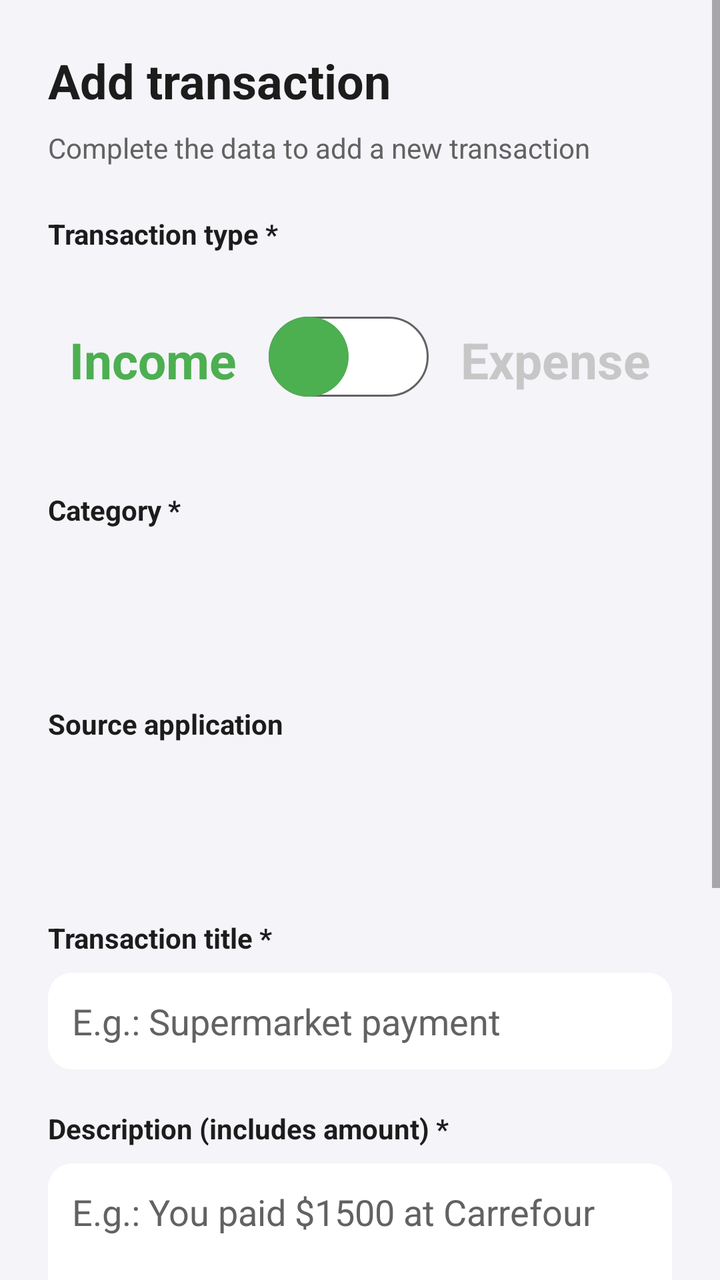
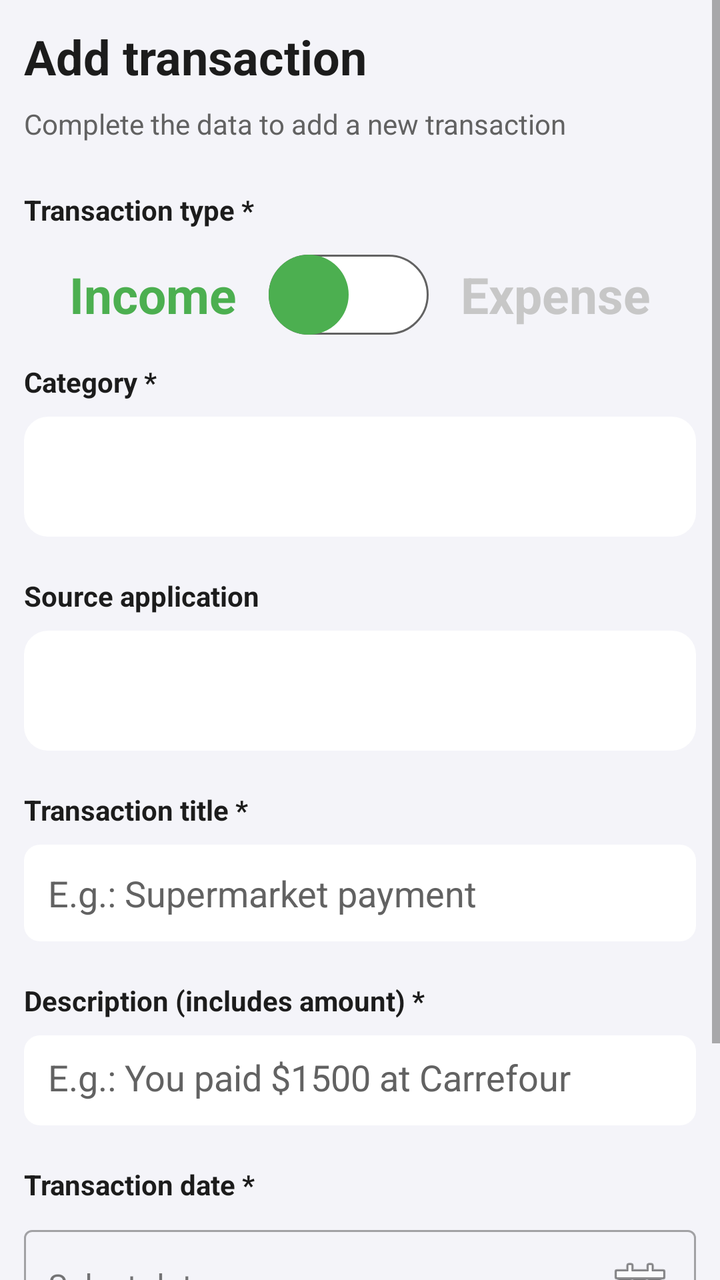

Two renders of the same Android screen: before a commit and after it. Below are the layout's source before the change and the commit's diff.
<!-- AndroidManifest.xml: application theme Theme.NotificationCapture -->
<!-- res/layout/fragment_agregar.xml -->
<ScrollView xmlns:android="http://schemas.android.com/apk/res/android"
    xmlns:app="http://schemas.android.com/apk/res-auto"
    xmlns:tools="http://schemas.android.com/tools"
    android:layout_width="match_parent"
    android:layout_height="match_parent"
    android:fillViewport="true">

    <LinearLayout
        android:layout_width="match_parent"
        android:layout_height="wrap_content"
        android:orientation="vertical"
        android:padding="24dp">

        <TextView
            android:layout_width="match_parent"
            android:layout_height="wrap_content"
            android:layout_marginBottom="8dp"
            android:text="@string/agregar_movimiento"
            android:textColor="@color/text_primary"
            android:textSize="24sp"
            android:textStyle="bold" />

        <TextView
            android:layout_width="match_parent"
            android:layout_height="wrap_content"
            android:text="@string/descripcion_agregar"
            android:textSize="14sp"
            android:textColor="@color/text_secondary"
            android:layout_marginBottom="24dp"/>

        
        <TextView
            android:layout_width="match_parent"
            android:layout_height="wrap_content"
            android:text="@string/tipo_transaccion"
            android:textSize="14sp"
            android:textStyle="bold"
            android:textColor="@color/text_primary"
            android:layout_marginBottom="8dp"/>

        <LinearLayout
            android:layout_width="match_parent"
            android:layout_height="91dp"
            android:layout_marginBottom="20dp"
            android:gravity="center"
            android:orientation="horizontal">

            <TextView
                android:id="@+id/tvIngreso"
                android:layout_width="wrap_content"
                android:layout_height="wrap_content"
                android:paddingEnd="16dp"
                android:text="@string/ingreso"
                android:textColor="@color/green"
                android:textSize="25sp"
                android:textStyle="bold" />

            <androidx.constraintlayout.widget.ConstraintLayout
                android:layout_width="wrap_content"
                android:layout_height="match_parent"
                tools:context=".MainActivity">

                <androidx.appcompat.widget.SwitchCompat
                    android:id="@+id/swType"
                    android:layout_width="wrap_content"
                    android:layout_height="wrap_content"
                    android:thumb="@drawable/selector_switch_thumb"
                    app:layout_constraintBottom_toBottomOf="parent"
                    app:layout_constraintEnd_toEndOf="parent"
                    app:thumbTint="@null"
                    app:trackTint="@null"
                    app:layout_constraintHorizontal_bias="0.0"
                    app:layout_constraintLeft_toLeftOf="parent"
                    app:layout_constraintRight_toRightOf="parent"
                    app:layout_constraintStart_toStartOf="parent"
                    app:layout_constraintTop_toTopOf="parent"
                    app:layout_constraintVertical_bias="0.466"
                    app:track="@drawable/track" />
            </androidx.constraintlayout.widget.ConstraintLayout>

            <TextView
                android:id="@+id/tvEgreso"
                android:layout_width="wrap_content"
                android:layout_height="wrap_content"
                android:paddingStart="16dp"
                android:text="@string/egreso"
                android:textColor="@color/grey_unselected"
                android:textSize="25sp"
                android:textStyle="bold" />

        </LinearLayout>

        
        <TextView
            android:layout_width="match_parent"
            android:layout_height="wrap_content"
            android:text="@string/categoria_label"
            android:textSize="14sp"
            android:textStyle="bold"
            android:textColor="@color/text_primary"
            android:layout_marginBottom="8dp"/>

        <Spinner
            android:id="@+id/spinnerCategory"
            android:layout_width="match_parent"
            android:layout_height="60dp"
            android:padding="5dp"
            android:background="@drawable/bg_spinner_field"
            android:textColor="@color/text_secondary"
            android:layout_marginBottom="20dp"/>

        
        <TextView
            android:layout_width="match_parent"
            android:layout_height="wrap_content"
            android:text="@string/aplicacion_origen"
            android:textSize="14sp"
            android:textStyle="bold"
            android:textColor="@color/text_primary"
            android:layout_marginBottom="8dp"/>

        <Spinner
            android:id="@+id/spinnerApp"
            android:layout_width="match_parent"
            android:layout_height="60dp"
            android:padding="5dp"
            android:background="@drawable/bg_spinner_field"
            android:textColor="@color/text_secondary"
            android:layout_marginBottom="20dp"/>

        
        <TextView
            android:layout_width="match_parent"
            android:layout_height="wrap_content"
            android:text="@string/titulo_transaccion"
            android:textSize="14sp"
            android:textStyle="bold"
            android:textColor="@color/text_primary"
            android:layout_marginBottom="8dp"/>

        <EditText
            android:id="@+id/etTitle"
            android:layout_width="match_parent"
            android:layout_height="wrap_content"
            android:hint="@string/hint_titulo"
            android:textColorHint="@color/text_secondary"
            android:minHeight="48dp"
            android:padding="12dp"
            android:background="@drawable/bg_card_rounded"
            android:textColor="@color/text_secondary"
            android:inputType="text"
            android:maxLines="1"
            android:layout_marginBottom="20dp"/>

        
        <TextView
            android:layout_width="match_parent"
            android:layout_height="wrap_content"
            android:text="@string/descripcion_monto"
            android:textSize="14sp"
            android:textStyle="bold"
            android:textColor="@color/text_primary"
            android:layout_marginBottom="8dp"/>

        <EditText
            android:id="@+id/etText"
            android:layout_width="match_parent"
            android:layout_height="wrap_content"
            android:hint="@string/hint_descripcion"
            android:textColorHint="@color/text_secondary"
            android:minHeight="100dp"
            android:padding="12dp"
            android:background="@drawable/bg_card_rounded"
            android:textColor="@color/text_secondary"
            android:inputType="textMultiLine"
            android:gravity="top|start"
            android:maxLines="5"
            android:layout_marginBottom="20dp"/>

        
        <TextView
            android:layout_width="match_parent"
            android:layout_height="wrap_content"
            android:text="@string/fecha_movimiento"
            android:textSize="14sp"
            android:textStyle="bold"
            android:textColor="@color/text_primary"
            android:layout_marginBottom="8dp"/>

        <com.google.android.material.textfield.TextInputLayout
            android:id="@+id/tilDate"
            android:layout_width="match_parent"
            android:layout_height="wrap_content"
            android:layout_marginBottom="24dp"
            style="@style/Widget.MaterialComponents.TextInputLayout.OutlinedBox">

            <com.google.android.material.textfield.TextInputEditText
                android:id="@+id/etDate"
                android:layout_width="match_parent"
                android:layout_height="wrap_content"
                android:hint="@string/seleccionar_fecha"
                android:textColorHint="@color/text_secondary"
                android:textColor="@color/text_secondary"
                android:minHeight="48dp"
                android:padding="12dp"
                android:focusable="false"
                android:clickable="true"
                android:inputType="none"
                android:drawableEnd="@android:drawable/ic_menu_today"
                android:drawablePadding="12dp"/>

        </com.google.android.material.textfield.TextInputLayout>

        
        <Button
            android:id="@+id/btnCreate"
            android:layout_width="match_parent"
            android:layout_height="wrap_content"
            android:text="@string/crear_transaccion"
            android:textSize="16sp"
            android:textStyle="bold"
            android:padding="16dp"
            android:minHeight="56dp"
            android:background="@drawable/bg_button_rounded"
            android:backgroundTint="@color/accent_main"/>

        <TextView
            android:layout_width="match_parent"
            android:layout_height="wrap_content"
            android:text="@string/campos_obligatorios"
            android:textSize="12sp"
            android:textColor="@color/text_secondary"
            android:textStyle="italic"
            android:layout_marginTop="12dp"
            android:gravity="center"/>

    </LinearLayout>

</ScrollView>
<!-- resources referenced by this layout -->
<resources>
  <color name="accent_main">#00A896</color>
  <color name="green">#4CAF50</color>
  <color name="grey_unselected">#C7C7C7</color>
  <color name="text_primary">#1C1C1C</color>
  <color name="text_secondary">@color/secondary_main</color>
  <!-- drawable bg_button_rounded (drawable) -->
  <?xml version="1.0" encoding="utf-8"?>
  <shape xmlns:android="http://schemas.android.com/apk/res/android"
      android:shape="rectangle">
      <corners android:radius="10dp" />
  </shape>
  <!-- drawable bg_card_rounded (drawable) -->
  <?xml version="1.0" encoding="utf-8"?>
  <shape xmlns:android="http://schemas.android.com/apk/res/android"
      android:shape="rectangle">
      <solid android:color="@color/background_card" />
      <corners android:radius="12dp" />
  </shape>
  <!-- drawable bg_spinner_field (drawable) -->
  <?xml version="1.0" encoding="utf-8"?>
  <shape xmlns:android="http://schemas.android.com/apk/res/android"
      android:shape="rectangle">
      <solid android:color="@color/background_main" />
      <corners android:radius="12dp" />
  </shape>
  <!-- drawable selector_switch_thumb (drawable) -->
  <?xml version="1.0" encoding="utf-8"?>
  <selector xmlns:android="http://schemas.android.com/apk/res/android">
      <item android:state_checked="true">
          <shape android:shape="oval">
              <solid android:color="@color/red"/>
              <size android:width="40dp" android:height="40dp"/>
          </shape>
      </item>
      <item android:state_checked="false">
          <shape android:shape="oval" >
              <solid android:color="@color/green"/>
              <size android:width="40dp" android:height="40dp"/>
          </shape>
      </item>
  </selector>
  <string name="agregar_movimiento">Add transaction</string>
  <string name="aplicacion_origen">Source application</string>
  <string name="campos_obligatorios">* Required fields</string>
  <string name="categoria_label">Category *</string>
  <string name="crear_transaccion">Create Transaction</string>
  <string name="descripcion_agregar">Complete the data to add a new transaction</string>
  <string name="descripcion_monto">Description (includes amount) *</string>
  <string name="egreso">Expense</string>
  <string name="fecha_movimiento">Transaction date *</string>
  <string name="hint_descripcion">E.g.: You paid $1500 at Carrefour</string>
  <string name="hint_titulo">E.g.: Supermarket payment</string>
  <string name="ingreso">Income</string>
  <string name="seleccionar_fecha">Select date</string>
  <string name="tipo_transaccion">Transaction type *</string>
  <string name="titulo_transaccion">Transaction title *</string>
  <style name="Theme.NotificationCapture" parent="Base.Theme.NotificationCapture" />
  <color name="secondary_main">#626262</color>
  <color name="background_card">#FFFFFF</color>
  <color name="background_main">@color/primary_main</color>
  <color name="red">#F44336</color>
  <color name="primary_main">#F4F4F9</color>
  <color name="white">#FFFFFFFF</color>
  <color name="accent_secondary">#02C39A</color>
  <style name="Widget.App.Button" parent="Widget.MaterialComponents.Button">
          <item name="backgroundTint">@color/background_card</item>
          <item name="tint">@color/secondary_main</item>
          <item name="android:textColor">@color/text_primary</item>
          <item name="cornerRadius">5dp</item>
          <item name="rippleColor">@color/accent_main</item>
          
      </style>
  <!-- unchanged entries left out for length: 2 -->
</resources>

<!-- the commit's change to res/layout/fragment_agregar.xml (unified diff, before → after) -->
@@ -9,7 +9,7 @@
         android:layout_width="match_parent"
         android:layout_height="wrap_content"
         android:orientation="vertical"
-        android:padding="24dp">
+        android:padding="12dp">
 
         <TextView
             android:layout_width="match_parent"
@@ -36,12 +36,12 @@
             android:textSize="14sp"
             android:textStyle="bold"
             android:textColor="@color/text_primary"
-            android:layout_marginBottom="8dp"/>
+            android:layout_marginBottom="4dp"/>
 
         <LinearLayout
             android:layout_width="match_parent"
-            android:layout_height="91dp"
-            android:layout_marginBottom="20dp"
+            android:layout_height="58dp"
+            android:layout_marginBottom="5dp"
             android:gravity="center"
             android:orientation="horizontal">
 
@@ -57,7 +57,7 @@
 
             <androidx.constraintlayout.widget.ConstraintLayout
                 android:layout_width="wrap_content"
-                android:layout_height="match_parent"
+                android:layout_height="wrap_content"
                 tools:context=".MainActivity">
 
                 <androidx.appcompat.widget.SwitchCompat
@@ -67,15 +67,15 @@
                     android:thumb="@drawable/selector_switch_thumb"
                     app:layout_constraintBottom_toBottomOf="parent"
                     app:layout_constraintEnd_toEndOf="parent"
-                    app:thumbTint="@null"
-                    app:trackTint="@null"
                     app:layout_constraintHorizontal_bias="0.0"
                     app:layout_constraintLeft_toLeftOf="parent"
                     app:layout_constraintRight_toRightOf="parent"
                     app:layout_constraintStart_toStartOf="parent"
                     app:layout_constraintTop_toTopOf="parent"
                     app:layout_constraintVertical_bias="0.466"
-                    app:track="@drawable/track" />
+                    app:thumbTint="@null"
+                    app:track="@drawable/track"
+                    app:trackTint="@null" />
             </androidx.constraintlayout.widget.ConstraintLayout>
 
             <TextView
@@ -165,17 +165,17 @@
         <EditText
             android:id="@+id/etText"
             android:layout_width="match_parent"
-            android:layout_height="wrap_content"
+            android:layout_height="45dp"
+            android:layout_marginBottom="20dp"
+            android:background="@drawable/bg_card_rounded"
+            android:gravity="top|start"
             android:hint="@string/hint_descripcion"
-            android:textColorHint="@color/text_secondary"
+            android:inputType="textMultiLine"
+            android:maxLines="5"
             android:minHeight="100dp"
             android:padding="12dp"
-            android:background="@drawable/bg_card_rounded"
-            android:textColor="@color/text_secondary"
-            android:inputType="textMultiLine"
-            android:gravity="top|start"
-            android:maxLines="5"
-            android:layout_marginBottom="20dp"/>
+            android:textColor="@color/text_secondary"
+            android:textColorHint="@color/text_secondary" />
 
         
         <TextView
@@ -219,8 +219,8 @@
             android:text="@string/crear_transaccion"
             android:textSize="16sp"
             android:textStyle="bold"
-            android:padding="16dp"
-            android:minHeight="56dp"
+            android:padding="5dp"
+            android:minHeight="50dp"
             android:background="@drawable/bg_button_rounded"
             android:backgroundTint="@color/accent_main"/>
 
<!-- resource entries referenced after the edit -->
@@ -16,13 +16,13 @@
   <shape xmlns:android="http://schemas.android.com/apk/res/android"
       android:shape="rectangle">
       <solid android:color="@color/background_card" />
-      <corners android:radius="12dp" />
+      <corners android:radius="8dp" />
   </shape>
   <!-- drawable bg_spinner_field (drawable) -->
   <?xml version="1.0" encoding="utf-8"?>
   <shape xmlns:android="http://schemas.android.com/apk/res/android"
       android:shape="rectangle">
-      <solid android:color="@color/background_main" />
+      <solid android:color="@color/background_card" />
       <corners android:radius="12dp" />
   </shape>
   <!-- drawable selector_switch_thumb (drawable) -->
